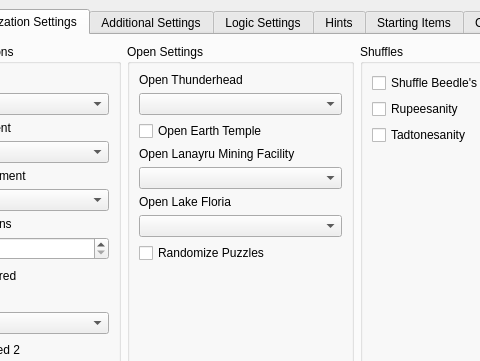
Old version of the form gui/randogui.ui in the repository ssrando/ssrando; both pictures show x 127 to 607 and y 0 to 361 of the 1202 by 759 pixel window.
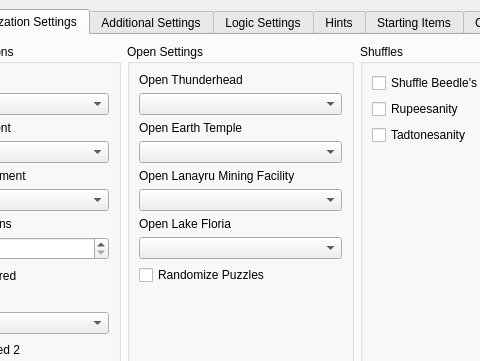
New version of the form. The open tabs and pages were chosen to show the change.

Commit message: Key Pieces in Eldin option (#621)

```diff
--- a/gui/randogui.ui
+++ b/gui/randogui.ui
@@ -707,11 +707,18 @@
               </layout>
              </item>
              <item>
-              <widget class="QCheckBox" name="option_open_et">
+              <layout class="QVBoxLayout" name="vlay_open_et">
+               <item>
+                <widget class="QLabel" name="label_for_option_open_et">
                <property name="text">
                 <string>Open Earth Temple</string>
                </property>
               </widget>
+               </item>
+               <item>
+                <widget class="QComboBox" name="option_open_et"/>
+               </item>
+              </layout>
              </item>
              <item>
               <layout class="QVBoxLayout" name="vlay_open_lmf">
```
Lines whose indentation alone changed are shown as unchanged. The commit also changes 9 other files.
